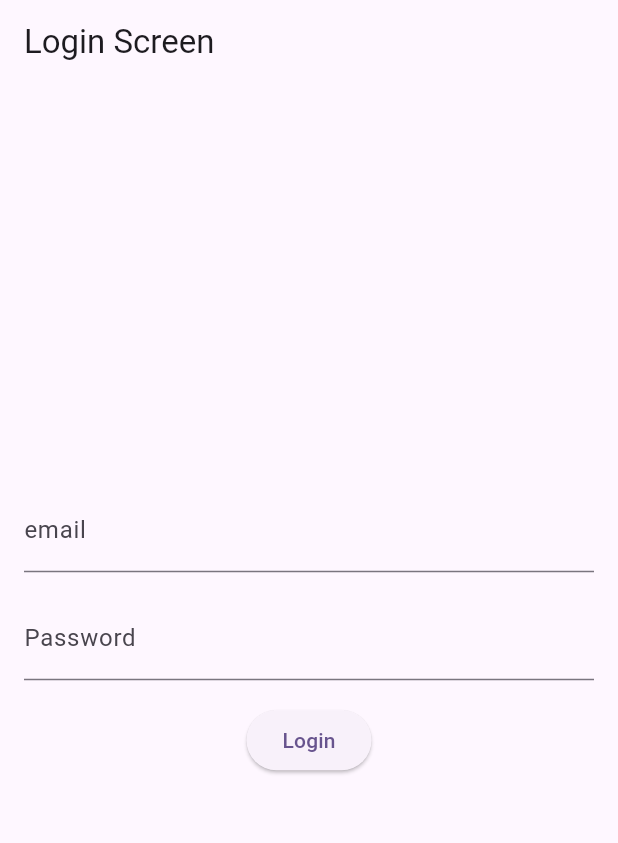
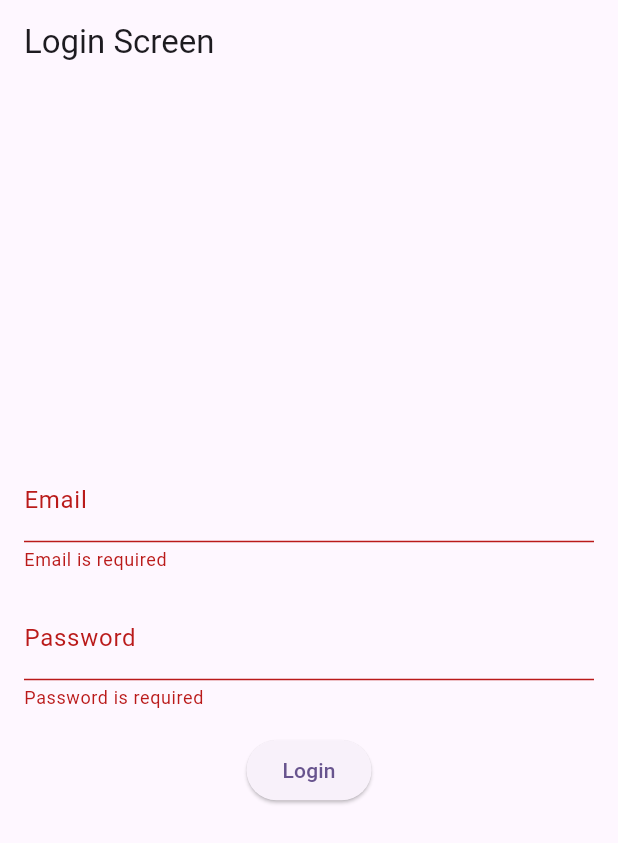
Before and after one commit to Adbhutashra/ecommerce, a Flutter app: the LoginScreen screen opened directly, after a tap on "Login", on a phone screen of 412 x 824 dp. Shown: the top 843 px of the screen. Run offline on Flutter 3.47's test engine with Material 3 defaults, Android fonts, the phone set to English and light mode, and no system bars; network calls fail.

Commit message:
final ecommerce app

```diff
--- a/lib/presentation/login.dart
+++ b/lib/presentation/login.dart
@@ -1,4 +1,3 @@
-import 'dart:convert';
 import 'package:ecommerceapp/Network/apiHelper.dart';
 import 'package:ecommerceapp/Network/params.dart';
 import 'package:ecommerceapp/Network/urls.dart';
@@ -35,15 +34,31 @@ class _LoginScreenState extends State<LoginScreen> {
               context,
               MaterialPageRoute(builder: (context) => DashboardScreen()),
             );
-            // showToastMessage(model.message);
-          } else if (responseJson.statusCode == 401) {
-            var msg = json.decode(responseJson.body.toString())["error"];
 
-            // showToastMessage(msg);
           }
         }
       } catch (e) {}
     }
+  }
+
+    String? validateEmail(String value) {
+
+    if (value.isEmpty) {
+      return 'Email is required';
+    } else if (!RegExp(r'^[\w-]+(\.[\w-]+)*@([\w-]+\.)+[a-zA-Z]{2,7}$').hasMatch(value)) {
+      return 'Enter a valid email address';
+    }
+    return null;
+  }
+
+  String? validatePassword(String value) {
+
+    if (value.isEmpty) {
+      return 'Password is required';
+    } else if (value.length < 6) {
+      return 'Password must be at least 6 characters long';
+    }
+    return null;
   }
 
   @override
@@ -59,15 +74,17 @@ class _LoginScreenState extends State<LoginScreen> {
           child: Column(
             mainAxisAlignment: MainAxisAlignment.center,
             children: [
-              TextField(
+              TextFormField(
                 controller: emailController,
-                decoration: InputDecoration(labelText: 'email'),
+                decoration: InputDecoration(labelText: 'Email'),
+                validator: (value) => validateEmail(value!),
               ),
               SizedBox(height: 16),
-              TextField(
+              TextFormField(
                 controller: passwordController,
                 obscureText: true,
                 decoration: InputDecoration(labelText: 'Password'),
+                validator: (value) => validatePassword(value!),
               ),
               SizedBox(height: 16),
               ElevatedButton(
--- a/pubspec.yaml
+++ b/pubspec.yaml
@@ -36,6 +36,7 @@ dependencies:
   # Use with the CupertinoIcons class for iOS style icons.
   cupertino_icons: ^1.0.2
   http: ^1.1.2
+  provider: ^6.1.1
 
 dev_dependencies:
   flutter_test:
@@ -60,8 +61,9 @@ flutter:
   uses-material-design: true
 
   # To add assets to your application, add an assets section, like this:
-  # assets:
-  #   - images/a_dot_burr.jpeg
+  assets:
+    - assets/
+    - assets/screenshots
   #   - images/a_dot_ham.jpeg
 
   # An image asset can refer to one or more resolution-specific "variants", see
```
Also changed, not shown: lib/Controller/cartController.dart (added, +19 -0 lines), lib/Network/apiHelper.dart (+5 -5 lines), lib/main.dart (+7 -3 lines), lib/presentation/cart.dart (+44 -16 lines), lib/presentation/dashboard.dart (+22 -12 lines), lib/presentation/productDetails.dart (+29 -40 lines), lib/presentation/splash.dart (+8 -5 lines), assets/splash.png (added), pubspec.lock, 6 other files.
